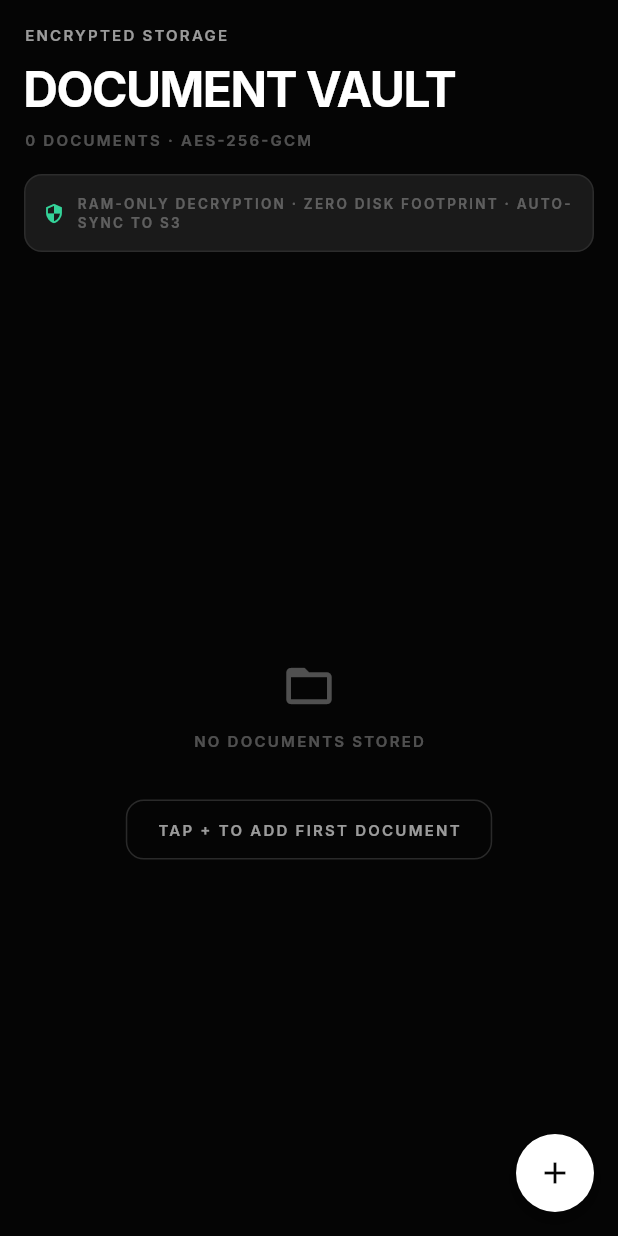
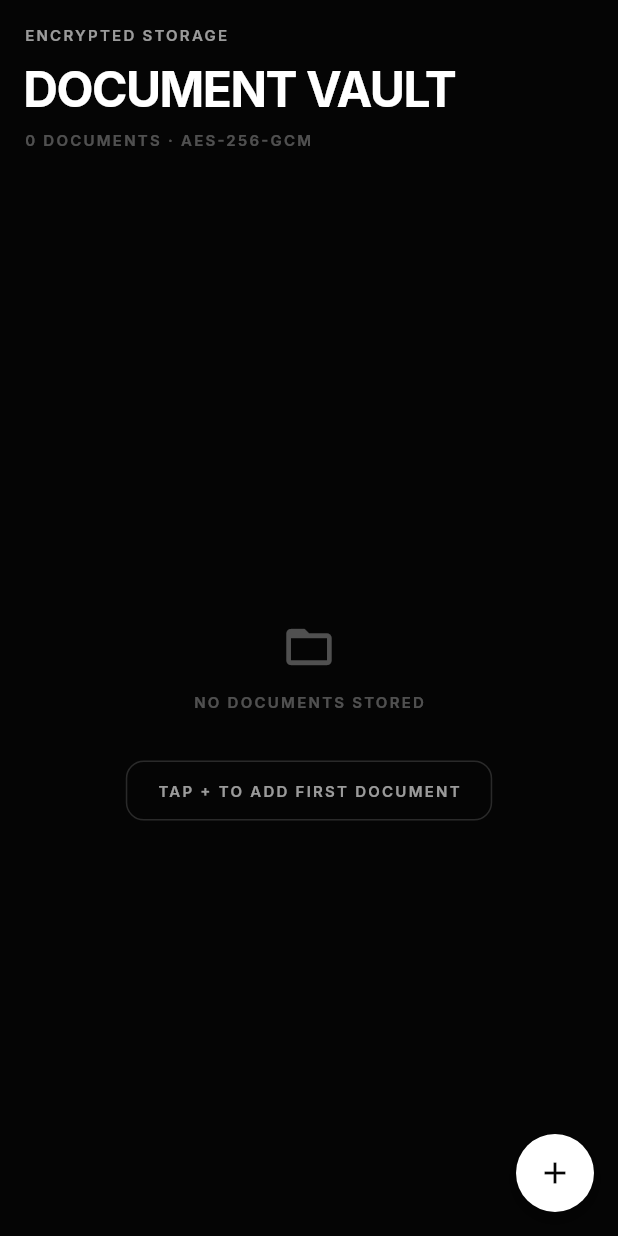
Before and after one commit to SushilChandaragi/SecureFlow, a Flutter app: the DocumentVaultScreen screen opened directly, on a phone screen of 412 x 824 dp. Run offline on Flutter 3.47's test engine with Material 3 defaults, Android fonts, the light colour scheme and no system bars; our stand-ins replace file_picker, flutter_dotenv, flutter_riverpod, flutter_secure_storage, google_fonts, local_auth and 1 more; missing offline and left inert: aws_common, aws_signature_v4, mobile_scanner, nfc_manager, otp, pointycastle and 1 more; accounts and stored records are empty.

Commit message:
feat: finalize SecureFlow integration with RAM-only cloud viewing, UI cleanup, and cross-platform deletion sync

```diff
--- a/secureflow_mobile/lib/screens/dashboard_screen.dart
+++ b/secureflow_mobile/lib/screens/dashboard_screen.dart
@@ -128,8 +128,6 @@ class _VaultHome extends ConsumerWidget {
                 ],
               ),
             ),
-            const SFBadge('RAM-ONLY',
-                color: SFColors.success, background: SFColors.successMuted),
           ],
         ),
 
--- a/secureflow_mobile/lib/screens/document_vault_screen.dart
+++ b/secureflow_mobile/lib/screens/document_vault_screen.dart
@@ -155,32 +155,6 @@ class _DocumentVaultScreenState extends ConsumerState<DocumentVaultScreen> {
                     style: SFTypography.metadata.copyWith(color: SFColors.textFaint),
                   ),
                 ],
-              ),
-            ),
-
-            // Info banner
-            Padding(
-              padding: const EdgeInsets.symmetric(horizontal: SFSpacing.base),
-              child: Container(
-                padding: const EdgeInsets.all(SFSpacing.sm),
-                decoration: BoxDecoration(
-                  color: SFColors.bgElevated,
-                  borderRadius: BorderRadius.circular(SFRadius.small),
-                  border: Border.all(color: SFColors.borderSoft),
-                ),
-                child: Row(
-                  children: [
-                    const Icon(Icons.security, size: 14, color: SFColors.success),
-                    const SizedBox(width: SFSpacing.xs),
-                    Expanded(
-                      child: Text(
-                        'RAM-ONLY DECRYPTION · ZERO DISK FOOTPRINT · AUTO-SYNC TO S3',
-                        style: SFTypography.metadata.copyWith(
-                            color: SFColors.textFaint, fontSize: 9),
-                      ),
-                    ),
-                  ],
-                ),
               ),
             ),
             const SizedBox(height: SFSpacing.md),
@@ -381,7 +355,7 @@ class _ConfirmDeleteDialog extends StatelessWidget {
       ),
       title: Text('DESTROY DOCUMENT', style: SFTypography.cardTitle),
       content: Text(
-        '"$name" will be permanently deleted\nfrom local storage.',
+        '"$name" will be permanently deleted\nfrom local storage and S3 cloud.',
         style: SFTypography.bodyMuted,
       ),
       actions: [
@@ -423,24 +397,6 @@ class _PdfViewerScreen extends StatelessWidget {
         title: Text(name,
             style: SFTypography.body.copyWith(fontSize: 13),
             overflow: TextOverflow.ellipsis),
-        actions: [
-          Padding(
-            padding: const EdgeInsets.only(right: SFSpacing.base),
-            child: Center(
-              child: Container(
-                padding:
-                    const EdgeInsets.symmetric(horizontal: 8, vertical: 4),
-                decoration: BoxDecoration(
-                  color: SFColors.successMuted,
-                  borderRadius: BorderRadius.circular(SFRadius.pill),
-                ),
-                child: Text('IN-MEMORY',
-                    style: SFTypography.metadata
-                        .copyWith(color: SFColors.success, fontSize: 9)),
-              ),
-            ),
-          ),
-        ],
       ),
       body: SfPdfViewer.memory(bytes),
     );
```
Also changed, not shown: secureflow_mobile/lib/screens/cloud_vault_screen.dart (+82 -3 lines), 2 other files.
